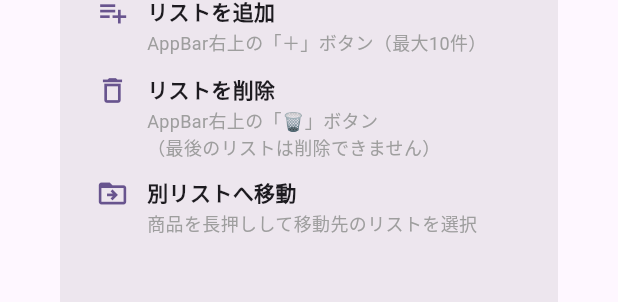
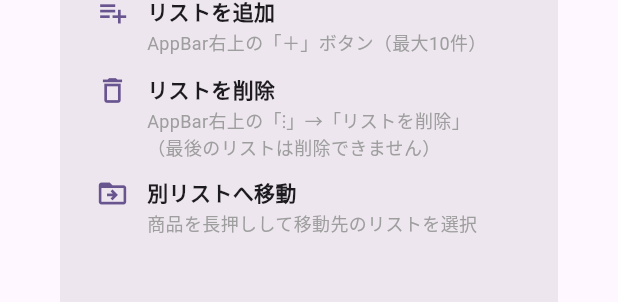
Before and after one commit to hakoniwalabo/HKL-001_shopping_list_app, a Flutter app: the HelpDialog widget shown alone on an empty page, opened directly, on a phone screen of 412 x 824 dp. Shown: the part 798-1100 px from the top of the screen. Run offline on Flutter 3.47's test engine with Material 3 defaults, Android fonts, the phone set to English and light mode, and no system bars; our stand-ins replace flutter_riverpod, google_mobile_ads, in_app_purchase, share_plus, shared_preferences, sqflite; accounts and stored records are empty; network calls fail.

Commit message:
feat: ヘルプ画面を更新（リスト削除説明・よく買うもの項目追加）

```diff
--- a/lib/widgets/help_dialog.dart
+++ b/lib/widgets/help_dialog.dart
@@ -54,7 +54,7 @@ class HelpDialog extends StatelessWidget {
             _HelpItem(
               icon: Icons.delete_outline,
               label: 'リストを削除',
-              description: 'AppBar右上の「🗑」ボタン\n（最後のリストは削除できません）',
+              description: 'AppBar右上の「⋮」→「リストを削除」\n（最後のリストは削除できません）',
             ),
             _HelpItem(
               icon: Icons.drive_file_move_outline,
@@ -67,9 +67,24 @@ class HelpDialog extends StatelessWidget {
               description: '商品名入力時に過去の入力履歴がサジェストされます',
             ),
             _HelpItem(
+              icon: Icons.copy_outlined,
+              label: 'リストを複製',
+              description: 'AppBar右上の「複製」ボタン\n全商品をコピーした新しいリストを作成します（チェックはリセット）',
+            ),
+            _HelpItem(
+              icon: Icons.favorite_border,
+              label: 'よく買うものから追加',
+              description: 'AppBar右上のハートボタンから定番商品を登録・管理できます。チェックして「リストに追加」を押すと一括追加されます。商品をタップすると価格・個数を編集できます',
+            ),
+            _HelpItem(
+              icon: Icons.share_outlined,
+              label: 'テキストで共有',
+              description: 'AppBar右上の「⋮」→「テキストで共有」\nリストの内容をテキストとして他のアプリに送れます',
+            ),
+            _HelpItem(
               icon: Icons.star_outline,
               label: '広告を非表示にする',
-              description: 'AppBar右上の「★」ボタンから買い切り購入',
+              description: 'AppBar右上の「⋮」→「広告を削除」から買い切り購入',
             ),
           ],
         ),
```
